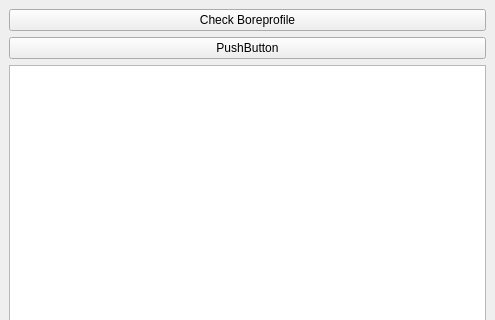
Old version of the form terraindex_dockwidget_base.ui in the repository KRS-dev/TerraIndex-Plugin; both pictures show x 0 to 495 and y 0 to 320 of the 495 by 492 pixel window.
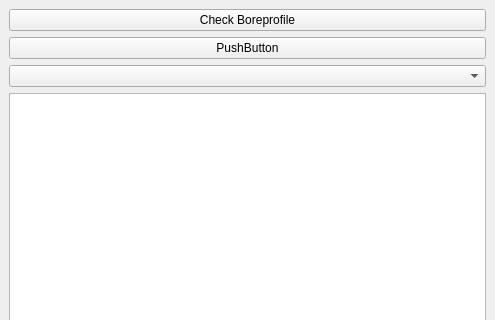
New version of the form.

Commit message: layouts combobox

```diff
--- a/terraindex_dockwidget_base.ui
+++ b/terraindex_dockwidget_base.ui
@@ -15,6 +15,9 @@
   </property>
   <widget class="QWidget" name="dockWidgetContents">
    <layout class="QGridLayout" name="gridLayout">
+    <item row="3" column="0">
+     <widget class="QGraphicsView" name="graphicsView"/>
+    </item>
     <item row="0" column="0">
      <widget class="QPushButton" name="PB_boreprofile">
       <property name="text">
@@ -22,9 +25,6 @@
       </property>
      </widget>
     </item>
-    <item row="2" column="0">
-     <widget class="QGraphicsView" name="graphicsView"/>
-    </item>
     <item row="1" column="0">
      <widget class="QPushButton" name="PB_downloadpdf">
       <property name="text">
@@ -32,6 +32,9 @@
       </property>
      </widget>
     </item>
+    <item row="2" column="0">
+     <widget class="QComboBox" name="CB_layout"/>
+    </item>
    </layout>
   </widget>
  </widget>
```
The commit also changes 4 other files.
